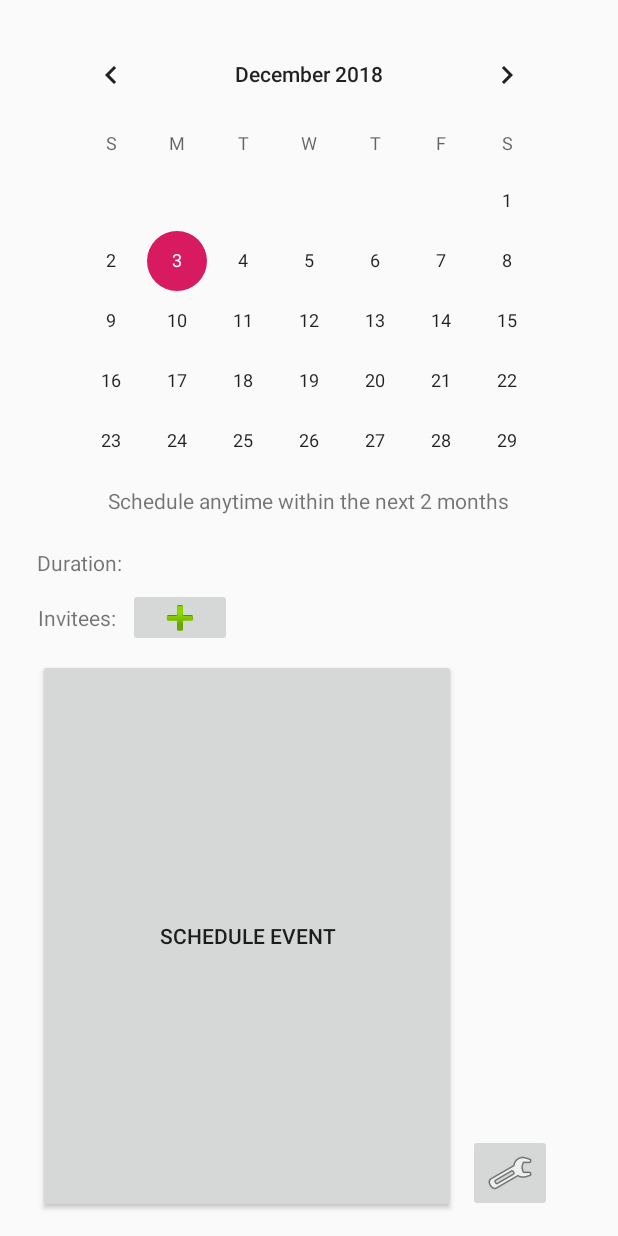
After one commit to wesley-tang/Overlap, an Android app: the layout activity_calendar_select.xml on its own in the app's theme, with its tools: preview values and no code run, on a phone screen of 412 x 824 dp. The commit adds this screen. Run offline under Robolectric (Android 15) with nearby library versions, the phone set to English and light mode, and no system bars.

Commit message:
With CalendarSelect

```diff
--- a/Overlap/app/src/main/AndroidManifest.xml
+++ b/Overlap/app/src/main/AndroidManifest.xml
@@ -1,7 +1,9 @@
 <?xml version="1.0" encoding="utf-8"?>
 <manifest xmlns:android="http://schemas.android.com/apk/res/android"
     package="overlap.project">
-    <uses-permission android:name="android.permission.INTERNET"></uses-permission>
+
+    <uses-permission android:name="android.permission.INTERNET" />
+
     <application
         android:allowBackup="true"
         android:icon="@mipmap/ic_launcher"
@@ -9,22 +11,17 @@
         android:roundIcon="@mipmap/ic_launcher_round"
         android:supportsRtl="true"
         android:theme="@style/AppTheme">
-        <activity android:name=".MainActivity">
-
-        </activity>
-        <activity android:name=".googlesignin"></activity>
-        <activity android:name=".firebase">
-
-
-        </activity>
+        <activity android:name=".MainActivity"></activity>
+        <activity android:name=".googlesignin" />
+        <activity android:name=".firebase"></activity>
         <activity android:name=".readAlg">
             <intent-filter>
                 <action android:name="android.intent.action.MAIN" />
 
                 <category android:name="android.intent.category.LAUNCHER" />
             </intent-filter>
-
         </activity>
+        <activity android:name=".scheduler.CalendarSelect"></activity>
     </application>
 
 </manifest>
--- /dev/null
+++ b/Overlap/app/src/main/java/overlap/project/scheduler/CalendarSelect.java
@@ -0,0 +1,13 @@
+package overlap.project.scheduler;
+
+import android.support.v7.app.AppCompatActivity;
+import android.os.Bundle;
+
+public class CalendarSelect extends AppCompatActivity {
+
+    @Override
+    protected void onCreate(Bundle savedInstanceState) {
+        super.onCreate(savedInstanceState);
+        setContentView(R.layout.activity_calendar_select);
+    }
+}
--- /dev/null
+++ b/Overlap/app/src/main/res/layout/activity_calendar_select.xml
@@ -0,0 +1,97 @@
+<?xml version="1.0" encoding="utf-8"?>
+<android.support.constraint.ConstraintLayout xmlns:android="http://schemas.android.com/apk/res/android"
+    xmlns:app="http://schemas.android.com/apk/res-auto"
+    xmlns:tools="http://schemas.android.com/tools"
+    android:layout_width="match_parent"
+    android:layout_height="match_parent"
+    tools:context=".scheduler.CalendarSelect">
+
+    <CalendarView
+        android:id="@+id/calendarView"
+        android:layout_width="wrap_content"
+        android:layout_height="298dp"
+        android:layout_marginStart="8dp"
+        android:layout_marginTop="16dp"
+        android:layout_marginEnd="8dp"
+        app:layout_constraintEnd_toEndOf="parent"
+        app:layout_constraintStart_toStartOf="parent"
+        app:layout_constraintTop_toTopOf="parent" />
+
+    <ImageButton
+        android:id="@+id/imageButton2"
+        android:layout_width="wrap_content"
+        android:layout_height="wrap_content"
+        android:layout_marginEnd="44dp"
+        android:layout_marginBottom="16dp"
+        android:contentDescription="@string/description"
+        app:layout_constraintBottom_toBottomOf="parent"
+        app:layout_constraintEnd_toEndOf="parent"
+        app:layout_constraintStart_toEndOf="@+id/button2"
+        app:srcCompat="@android:drawable/ic_menu_manage" />
+
+    <Button
+        android:id="@+id/button2"
+        android:layout_width="0dp"
+        android:layout_height="0dp"
+        android:layout_marginStart="25dp"
+        android:layout_marginEnd="8dp"
+        android:layout_marginBottom="15dp"
+        android:text="@string/schedule"
+        app:layout_constraintBottom_toBottomOf="parent"
+        app:layout_constraintEnd_toStartOf="@+id/imageButton2"
+        app:layout_constraintStart_toStartOf="parent"
+        app:layout_constraintTop_toBottomOf="@+id/textView5" />
+
+    <TextView
+        android:id="@+id/textView"
+        android:layout_width="wrap_content"
+        android:layout_height="23dp"
+        android:layout_marginStart="40dp"
+        android:layout_marginTop="8dp"
+        android:layout_marginBottom="64dp"
+        android:text="@string/timeframe"
+        app:layout_constraintBottom_toTopOf="@+id/button2"
+        app:layout_constraintStart_toStartOf="@+id/calendarView"
+        app:layout_constraintTop_toBottomOf="@+id/calendarView"
+        app:layout_constraintVertical_bias="0.068" />
+
+    <TextView
+        android:id="@+id/textView3"
+        android:layout_width="wrap_content"
+        android:layout_height="wrap_content"
+        android:layout_marginTop="365dp"
+        android:layout_marginEnd="4dp"
+        android:layout_marginBottom="17dp"
+        android:text="@string/duration"
+        app:layout_constraintBottom_toTopOf="@+id/textView5"
+        app:layout_constraintEnd_toStartOf="@+id/imageButton4"
+        app:layout_constraintTop_toTopOf="parent" />
+
+    <TextView
+        android:id="@+id/textView5"
+        android:layout_width="wrap_content"
+        android:layout_height="wrap_content"
+        android:layout_marginStart="25dp"
+        android:layout_marginEnd="8dp"
+        android:layout_marginBottom="18dp"
+        android:text="@string/invitees"
+        app:layout_constraintBottom_toTopOf="@+id/button2"
+        app:layout_constraintEnd_toStartOf="@+id/imageButton4"
+        app:layout_constraintStart_toStartOf="parent"
+        app:layout_constraintTop_toBottomOf="@+id/textView3" />
+
+    <ImageButton
+        android:id="@+id/imageButton4"
+        android:layout_width="0dp"
+        android:layout_height="0dp"
+        android:layout_marginTop="7dp"
+        android:layout_marginEnd="257dp"
+        android:layout_marginBottom="8dp"
+        android:contentDescription="@string/description"
+        app:layout_constraintBottom_toTopOf="@+id/button2"
+        app:layout_constraintEnd_toEndOf="parent"
+        app:layout_constraintStart_toEndOf="@+id/textView5"
+        app:layout_constraintTop_toBottomOf="@+id/textView3"
+        app:srcCompat="@android:drawable/ic_input_add" />
+
+</android.support.constraint.ConstraintLayout>
--- a/Overlap/app/src/main/res/values/strings.xml
+++ b/Overlap/app/src/main/res/values/strings.xml
@@ -2,5 +2,9 @@
     <string name="app_name">Overlap</string>
     <string name="calendarSelect">Select your calendar service</string>
     <string name="comingSoon">More coming soon</string>
+    <string name="duration">Duration:</string>
+    <string name="invitees">Invitees:</string>
+    <string name="timeframe">Schedule anytime within the next 2 months</string>
+    <string name="schedule">SCHEDULE EVENT</string>
     <string name="description">I\'m not writing a description for all these damn assets</string>
 </resources>
```
